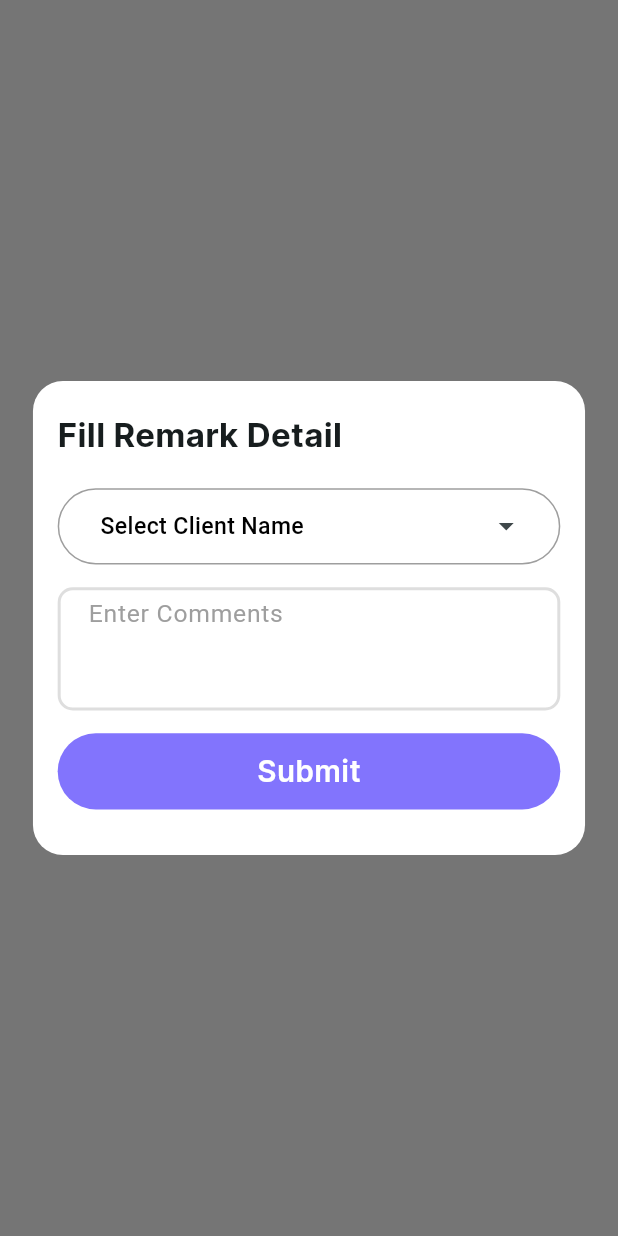
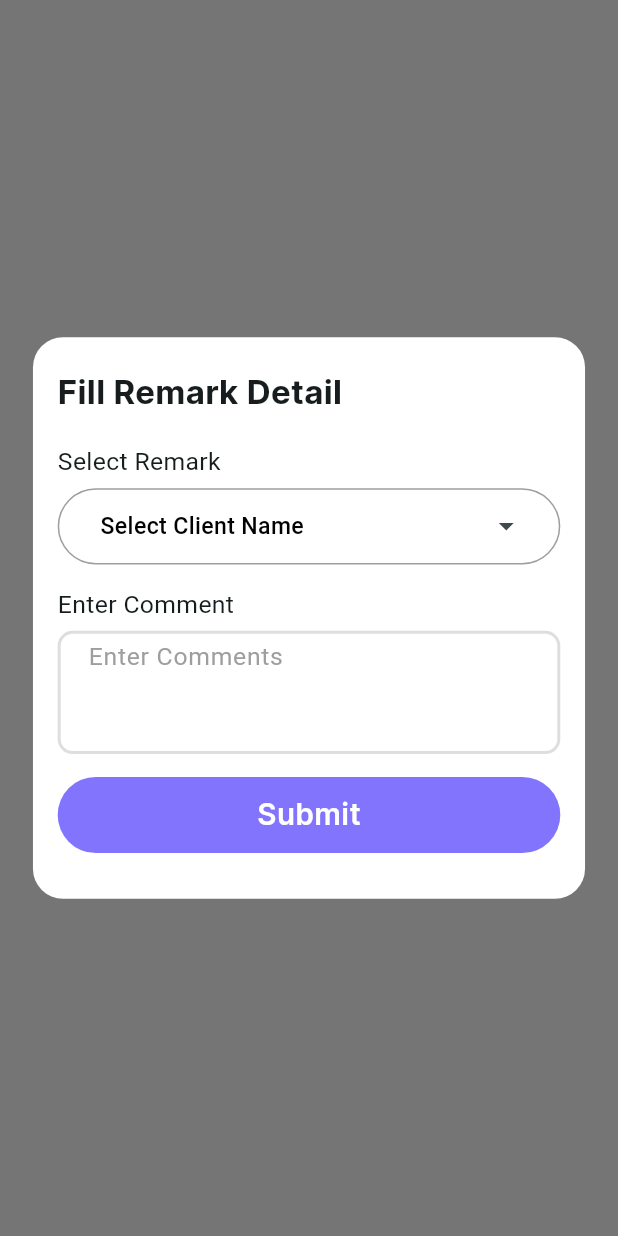
Before and after one commit to abdulsamadshah/ZecruitersRMS, a Flutter app: the RemarkDialog widget shown alone on an empty page, opened directly with empty values, on a phone screen of 412 x 824 dp. Run offline on Flutter 3.47's test engine with Material 3 defaults, Android fonts, the phone set to English and light mode, and no system bars; drawn by our look-alikes of dropdown_search; our stand-ins replace bloc, cached_network_image, dio, firebase_core, firebase_messaging, flutter_bloc and 14 more; missing offline and left inert: phone_state, record; accounts and stored records are empty; network calls fail; Roboto replaces fonts that are missing (geographeditwebbold); project files that could hold a hidden picture were left out.

```diff
--- a/lib/core/constant/Dialog.dart
+++ b/lib/core/constant/Dialog.dart
@@ -111,6 +111,10 @@ class DialogBox {
                               SizedBox(
                                 height: 20.h,
                               ),
+                              reausabletext("Select Remark"),
+                              SizedBox(
+                                height: 5.h,
+                              ),
                               CustomDropdown(
                                 items: candiDateCubit.state.remarkData ?? [],
                                 hintText: "Select Client Name",
@@ -139,18 +143,23 @@ class DialogBox {
                               SizedBox(
                                 height: 15.h,
                               ),
+
+                              reausabletext("Enter Comment"),
+                              SizedBox(
+                                height: 5.h,
+                              ),
                               TextFormField(
                                 controller: candiDateCubit.comments,
                                 keyboardType: TextInputType.text,
-                                validator: (value) {
-                                  if (value!.isEmpty ||
-                                      value == null ||
-                                      value == "") {
-                                    return "Comment can't be empty";
-                                  } else {
-                                    return null;
-                                  }
-                                },
+                                // validator: (value) {
+                                //   if (value!.isEmpty ||
+                                //       value == null ||
+                                //       value == "") {
+                                //     return "Comment can't be empty";
+                                //   } else {
+                                //     return null;
+                                //   }
+                                // },
                                 decoration: InputDecoration(
                                   border: OutlineInputBorder(
                                     borderRadius: BorderRadius.circular(10),
--- a/lib/presentation/screen/Detail/Candidate/CandidateDetail.dart
+++ b/lib/presentation/screen/Detail/Candidate/CandidateDetail.dart
@@ -413,7 +413,7 @@ class _CandidateDetailScreenState extends State<CandidateDetailScreen> {
                 ),
                 const Divider(),
 
-                /*
+
                // Call Recording functionality
                 StreamBuilder(
                   stream: PhoneState.stream,
@@ -451,7 +451,7 @@ class _CandidateDetailScreenState extends State<CandidateDetailScreen> {
                   },
                 ),
 
-                 */
+
 
                 Row(
                   mainAxisAlignment: MainAxisAlignment.spaceBetween,
```
